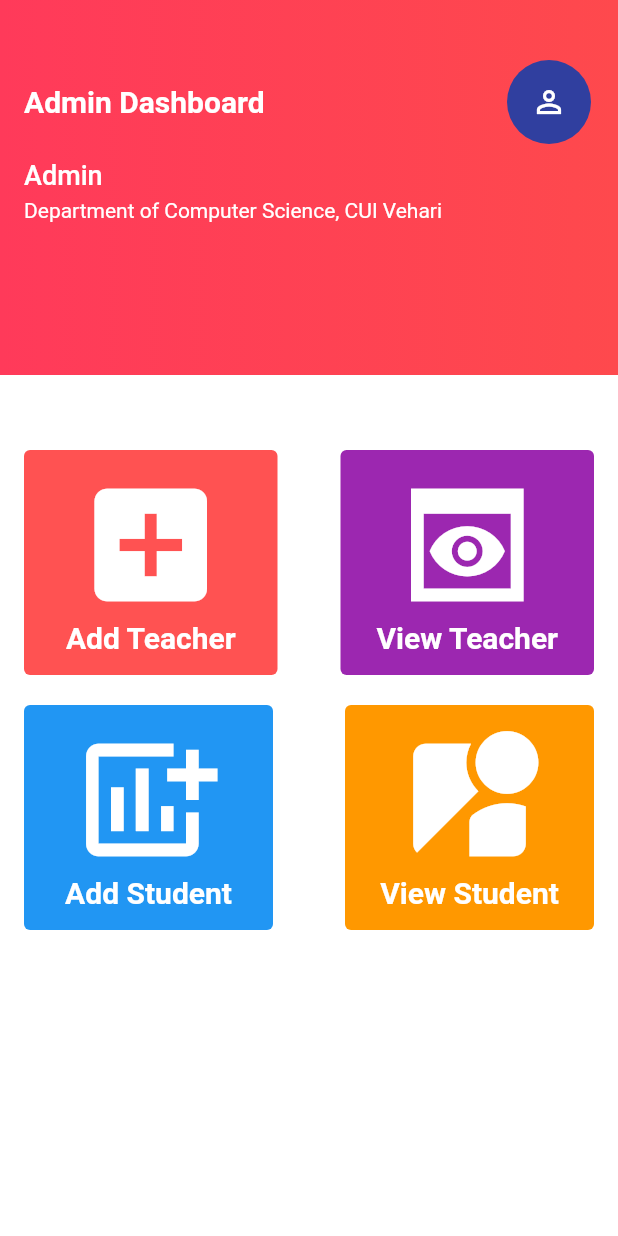
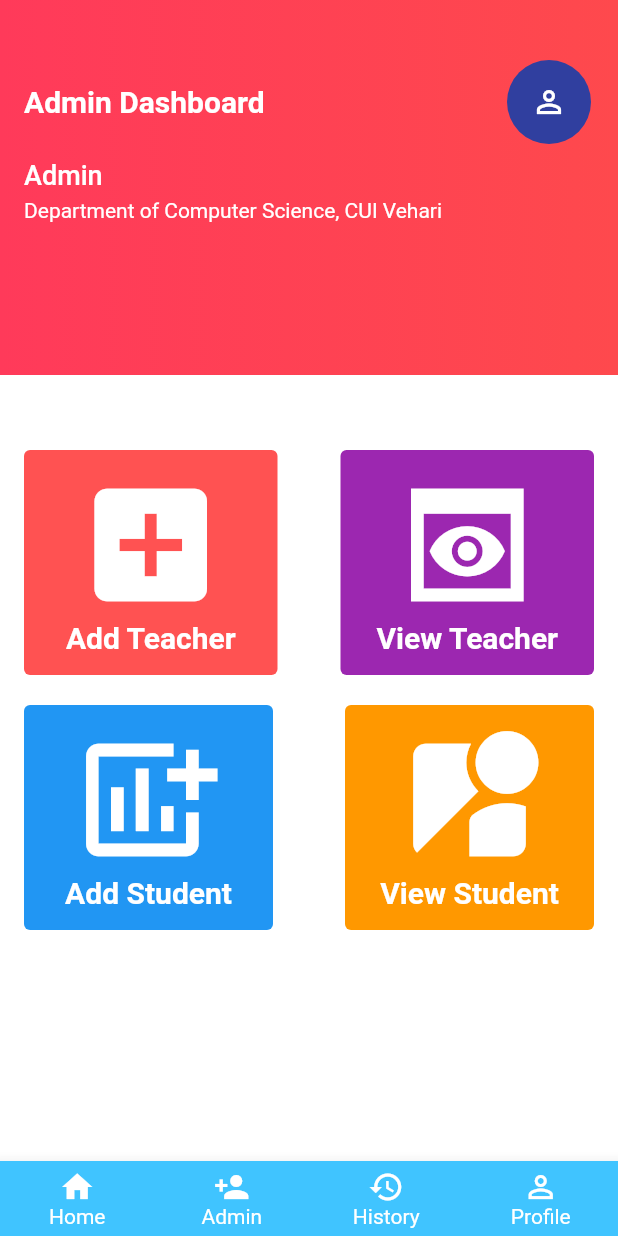
Before and after one commit to itschmazhar/FA19-BCS-078-M.MAZHAR, a Flutter app: the screen it shows after launch, after a tap on "Admin Panel Design", on a phone screen of 412 x 824 dp. Run offline on Flutter 3.47's test engine with Material 2 defaults, Android fonts, the phone set to English and light mode, and no system bars; our stand-ins replace file_picker, firebase_core, firebase_database, firebase_storage, flutter_svg, font_awesome_flutter and 3 more; missing offline and left inert: adobe_xd, bmi_calculator, firebase_core_web, firebase_database_web, syncfusion_flutter_pdfviewer; accounts and stored records are empty.

Commit message:
Adding bottom navbar in admin panel design
Adding bottom navbar in admin panel design

Co-Authored-By: Muhammad Imran <101793214+itsimran69@users.noreply.github.com>

```diff
--- a/Samester_Project(070-078)/Project_Allocation_App(070-078)/lib/admin_panel.dart
+++ b/Samester_Project(070-078)/Project_Allocation_App(070-078)/lib/admin_panel.dart
@@ -19,6 +19,148 @@ class admin_page extends StatelessWidget {
   @override
   Widget build(BuildContext context) {
     return Scaffold(
+      bottomNavigationBar: BottomAppBar(
+        color: Colors.lightBlueAccent,
+        child: Row(
+            mainAxisSize: MainAxisSize.max,
+            mainAxisAlignment: MainAxisAlignment.spaceAround,
+            children: [
+              Expanded(
+                child: SizedBox(
+                  height: 50,
+                  child: Material(
+                    type: MaterialType.transparency,
+                    child: InkWell(
+                      onTap: () => {
+                        Navigator.push(
+                          context,
+                          MaterialPageRoute(builder: (context) => HomeScreen()),
+                        )
+                      },
+                      child: Column(
+                        mainAxisSize: MainAxisSize.min,
+                        mainAxisAlignment: MainAxisAlignment.center,
+                        children: <Widget>[
+                          Icon(
+                            Icons.home,
+                            color: Colors.white,
+                          ),
+                          Text(
+                            'Home',
+                            style: TextStyle(
+                              color: Colors.white,
+                            ),
+                          ),
+                        ],
+                      ),
+                    ),
+                  ),
+                ),
+              ),
+              Expanded(
+                child: SizedBox(
+                  height: 50,
+                  child: Material(
+                    type: MaterialType.transparency,
+                    child: InkWell(
+                      onTap: () => {
+                        Navigator.push(
+                            context,
+                            MaterialPageRoute(
+                                builder: (context) => admin_page())),
+                      },
+                      child: Column(
+                        mainAxisSize: MainAxisSize.min,
+                        mainAxisAlignment: MainAxisAlignment.center,
+                        children: <Widget>[
+                          Icon(
+                            Icons.person_add,
+                            color: Colors.white,
+                          ),
+                          Text(
+                            'Admin',
+                            style: TextStyle(
+                              color: Colors.white,
+                            ),
+                          ),
+                        ],
+                      ),
+                    ),
+                  ),
+                ),
+              ),
+              Expanded(
+                child: SizedBox(
+                  height: 50,
+                  child: Material(
+                    type: MaterialType.transparency,
+                    child: InkWell(
+                      onTap: () => {
+                        Navigator.push(
+                            context,
+                            MaterialPageRoute(
+                                builder: (context) => admin_page())),
+                      },
+                      child: Column(
+                        mainAxisSize: MainAxisSize.min,
+                        mainAxisAlignment: MainAxisAlignment.center,
+                        children: <Widget>[
+                          Icon(
+                            Icons.history,
+                            color: Colors.white,
+                          ),
+                          Text(
+                            'History',
+                            style: TextStyle(
+                              color: Colors.white,
+                            ),
+                          ),
+                        ],
+                      ),
+                    ),
+                  ),
+                ),
+              ),
+              Expanded(
+                child: SizedBox(
+                  height: 50,
+                  child: Material(
+                    type: MaterialType.transparency,
+                    child: InkWell(
+                      onTap: () => {
+                        Navigator.push(
+                            context,
+                            MaterialPageRoute(
+                                builder: (context) => contact_us())),
+                      },
+                      child:
+
+                      Column(
+                        mainAxisSize: MainAxisSize.min,
+                        mainAxisAlignment: MainAxisAlignment.center,
+                        children: <Widget>[
+
+                          Icon(
+
+
+                            Icons.person_outline,
+                            color: Colors.white,
+                          ),
+                          Text(
+                            'Profile',
+                            style: TextStyle(
+                              color: Colors.white,
+                            ),
+                          ),
+
+                        ],
+                      ),
+                    ),
+                  ),
+                ),
+              ),
+            ]),
+      ),
       backgroundColor: Colors.white,
       body: _buildBody(context),
 
```
